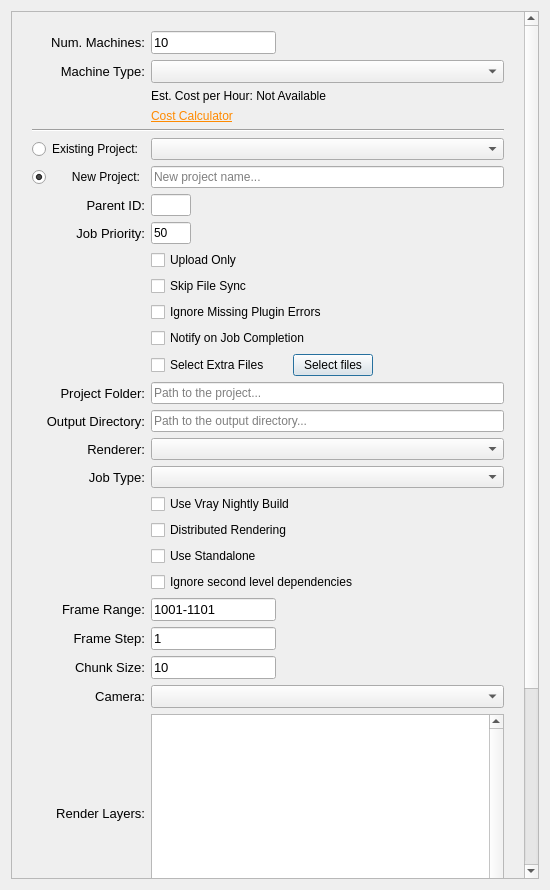
Before: the Qt Designer form scripts/resources/submit_dialog.ui in zync/zync-maya, drawn with Qt 5.
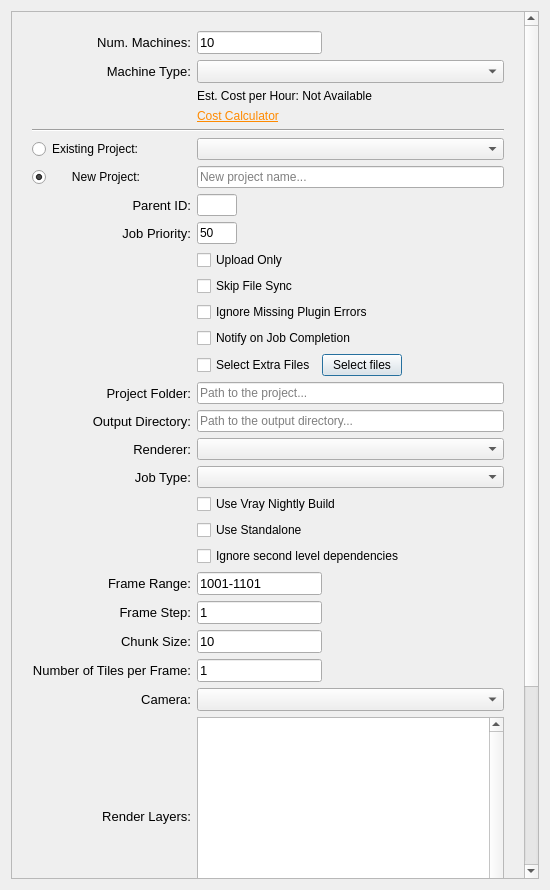
After: the same form once the commit is applied.

The edit to the form file:
```diff
--- a/scripts/resources/submit_dialog.ui
+++ b/scripts/resources/submit_dialog.ui
@@ -94,7 +94,7 @@
          <property name="bottomMargin">
           <number>10</number>
          </property>
-         <item row="23" column="1">
+         <item row="22" column="1">
           <widget class="QLineEdit" name="frame_step">
            <property name="sizePolicy">
             <sizepolicy hsizetype="Maximum" vsizetype="Fixed">
@@ -115,7 +115,7 @@
            </property>
           </widget>
          </item>
-         <item row="20" column="1">
+         <item row="19" column="1">
           <layout class="QHBoxLayout" name="horizontalLayout_3">
            <item>
             <widget class="QCheckBox" name="use_standalone">
@@ -148,7 +148,7 @@
            </item>
           </layout>
          </item>
-         <item row="21" column="1">
+         <item row="20" column="1">
           <layout class="QHBoxLayout" name="horizontalLayout_3">
            <item>
             <widget class="QCheckBox" name="ignore_second_deps">
@@ -183,22 +183,6 @@
          </item>
          <item row="19" column="1">
           <layout class="QHBoxLayout" name="horizontalLayout_12">
-           <item>
-            <widget class="QCheckBox" name="distributed">
-             <property name="sizePolicy">
-              <sizepolicy hsizetype="Minimum" vsizetype="Fixed">
-               <horstretch>0</horstretch>
-               <verstretch>0</verstretch>
-              </sizepolicy>
-             </property>
-             <property name="text">
-              <string>Distributed Rendering</string>
-             </property>
-             <property name="-v" stdset="0">
-              <string>`python &quot;cmds.submit_callb('distributed')&quot;`</string>
-             </property>
-            </widget>
-           </item>
            <item>
             <spacer name="horizontalSpacer_12">
              <property name="orientation">
@@ -433,7 +417,7 @@
            </item>
           </layout>
          </item>
-         <item row="23" column="0">
+         <item row="22" column="0">
           <widget class="QLabel" name="label_8">
            <property name="font">
             <font>
@@ -448,6 +432,42 @@
            </property>
           </widget>
          </item>
+         <item row="24" column="0">
+          <widget class="QLabel" name="label_num_tiles">
+           <property name="font">
+            <font>
+             <pointsize>10</pointsize>
+            </font>
+           </property>
+           <property name="text">
+            <string>Number of Tiles per Frame:</string>
+           </property>
+           <property name="alignment">
+            <set>Qt::AlignLeft|Qt::AlignTrailing|Qt::AlignVCenter</set>
+           </property>
+          </widget>
+         </item>
+         <item row="24" column="1">
+          <widget class="QLineEdit" name="num_tiles">
+           <property name="sizePolicy">
+            <sizepolicy hsizetype="Maximum" vsizetype="Fixed">
+             <horstretch>0</horstretch>
+             <verstretch>0</verstretch>
+            </sizepolicy>
+           </property>
+           <property name="font">
+            <font>
+             <pointsize>10</pointsize>
+            </font>
+           </property>
+           <property name="text">
+            <string>1</string>
+           </property>
+           <property name="-tx" stdset="0">
+            <string>`python &quot;cmds.submit_callb('num_tiles')&quot;`</string>
+           </property>
+          </widget>
+         </item>
          <item row="0" column="0">
           <widget class="QLabel" name="label_2">
            <property name="maximumSize">
@@ -530,7 +550,7 @@
            </property>
           </widget>
          </item>
-         <item row="24" column="1">
+         <item row="23" column="1">
           <widget class="QLineEdit" name="chunk_size">
            <property name="sizePolicy">
             <sizepolicy hsizetype="Maximum" vsizetype="Fixed">
@@ -551,7 +571,7 @@
            </property>
           </widget>
          </item>
-         <item row="24" column="0">
+         <item row="23" column="0">
           <widget class="QLabel" name="label_9">
            <property name="font">
             <font>
@@ -583,7 +603,7 @@
            </property>
           </widget>
          </item>
-         <item row="22" column="0">
+         <item row="21" column="0">
           <widget class="QLabel" name="frange_label">
            <property name="font">
             <font>
@@ -665,7 +685,7 @@
            </item>
           </layout>
          </item>
-         <item row="22" column="1">
+         <item row="21" column="1">
           <widget class="QLineEdit" name="frange">
            <property name="sizePolicy">
             <sizepolicy hsizetype="Maximum" vsizetype="Fixed">
```
Left out of the diff: 2 changed lines with no effect on the pictures.
